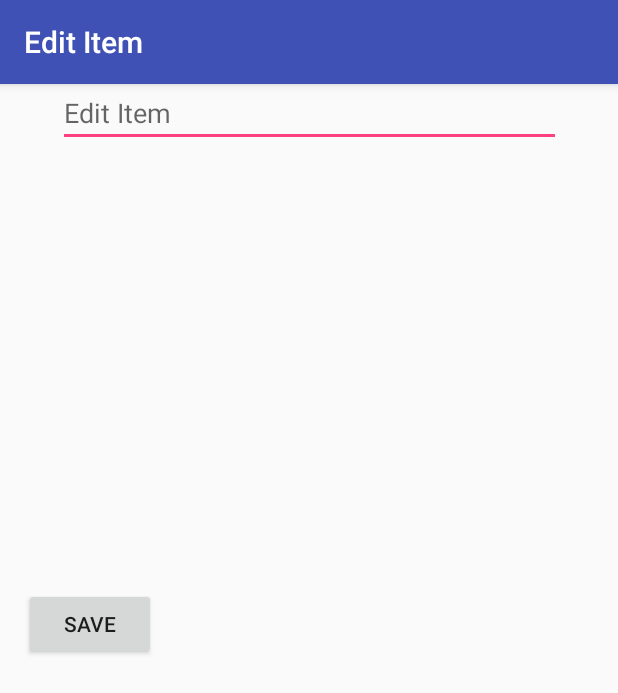
After one commit to Arce2603/SimpleToDo, an Android app: the EditItemAct screen opened directly, with no data from a screen before it, on a phone screen of 412 x 824 dp. The commit adds this screen. Shown: the top 693 px of the screen. Run offline under Robolectric (Android 15) with nearby library versions, the phone set to English and light mode, and no system bars.

Commit message:
Added Edit Item

```diff
--- a/app/src/main/AndroidManifest.xml
+++ b/app/src/main/AndroidManifest.xml
@@ -16,6 +16,7 @@
                 <category android:name="android.intent.category.LAUNCHER" />
             </intent-filter>
         </activity>
+        <activity android:name=".EditItemAct"></activity>
     </application>
 
 </manifest>
--- /dev/null
+++ b/app/src/main/java/com/example/arce/simpletodo/EditItemAct.java
@@ -0,0 +1,43 @@
+package com.example.arce.simpletodo;
+
+import android.content.Intent;
+import android.os.Bundle;
+import android.support.v7.app.AppCompatActivity;
+import android.view.View;
+import android.widget.EditText;
+
+import static com.example.arce.simpletodo.MainActivity.ITEM_POSITION;
+import static com.example.arce.simpletodo.MainActivity.ITEM_TEXT;
+
+public class EditItemAct extends AppCompatActivity {
+
+    // text field containing updated item description
+    EditText etItemText;
+    // we need to track the item's position in the list
+    int position;
+
+    @Override
+    protected void onCreate(Bundle savedInstanceState) {
+        super.onCreate(savedInstanceState);
+        setContentView(R.layout.activity_edit_item);
+        // resolve the text field from the layout
+        etItemText = (EditText) findViewById(R.id.etItemText);
+        // set the text field's content from the intent
+        etItemText.setText(getIntent().getStringExtra(ITEM_TEXT));
+        // track the position of the item in the list
+        position = getIntent().getIntExtra(ITEM_POSITION,0);
+        // set the title bar to reflect the purpose of the view
+        getSupportActionBar().setTitle("Edit Item");
+    }
+    public void onSaveItem(View v) {
+        // Prepare intent to pass back to MainActivity
+        Intent data = new Intent();
+        // Pass updated item text and original position
+        data.putExtra(ITEM_TEXT, etItemText.getText().toString());
+        data.putExtra(ITEM_POSITION, position); // ints work too
+        ///CHECK how the method works
+        setResult(RESULT_OK, data); // set result code and bundle data for response
+        finish(); // closes the edit activity, passes intent back to main
+    }
+
+}
--- /dev/null
+++ b/app/src/main/res/layout/activity_edit_item.xml
@@ -0,0 +1,36 @@
+<?xml version="1.0" encoding="utf-8"?>
+<android.support.constraint.ConstraintLayout xmlns:android="http://schemas.android.com/apk/res/android"
+    xmlns:app="http://schemas.android.com/apk/res-auto"
+    xmlns:tools="http://schemas.android.com/tools"
+    android:layout_width="match_parent"
+    android:layout_height="match_parent"
+    tools:context=".EditItemAct">
+
+    <Button
+        android:id="@+id/btnSave"
+        android:layout_width="wrap_content"
+        android:layout_height="wrap_content"
+        android:layout_marginBottom="384dp"
+        android:layout_marginLeft="16dp"
+        android:layout_marginStart="16dp"
+        android:onClick="onSaveItem"
+        android:text="Save"
+        app:layout_constraintBottom_toBottomOf="parent"
+        app:layout_constraintStart_toStartOf="parent" />
+
+    <EditText
+        android:id="@+id/etItemText"
+        android:layout_width="335dp"
+        android:layout_height="42dp"
+        android:layout_marginEnd="8dp"
+        android:layout_marginLeft="8dp"
+        android:layout_marginRight="8dp"
+        android:layout_marginStart="8dp"
+        android:ems="10"
+        android:hint="Edit Item"
+        android:inputType="textMultiLine"
+        android:singleLine="true"
+        app:layout_constraintEnd_toEndOf="parent"
+        app:layout_constraintStart_toStartOf="parent"
+        tools:layout_editor_absoluteY="16dp" />
+</android.support.constraint.ConstraintLayout>
```
Also changed, not shown: app/src/main/java/com/example/arce/simpletodo/MainActivity.java (+41 -0 lines).
